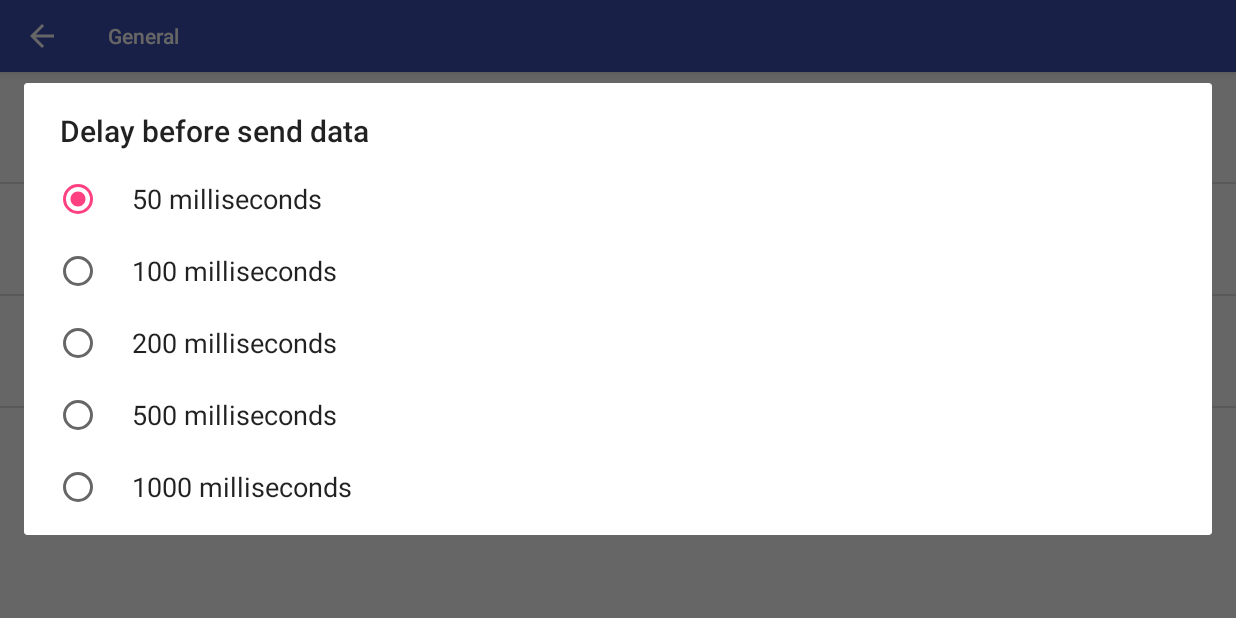
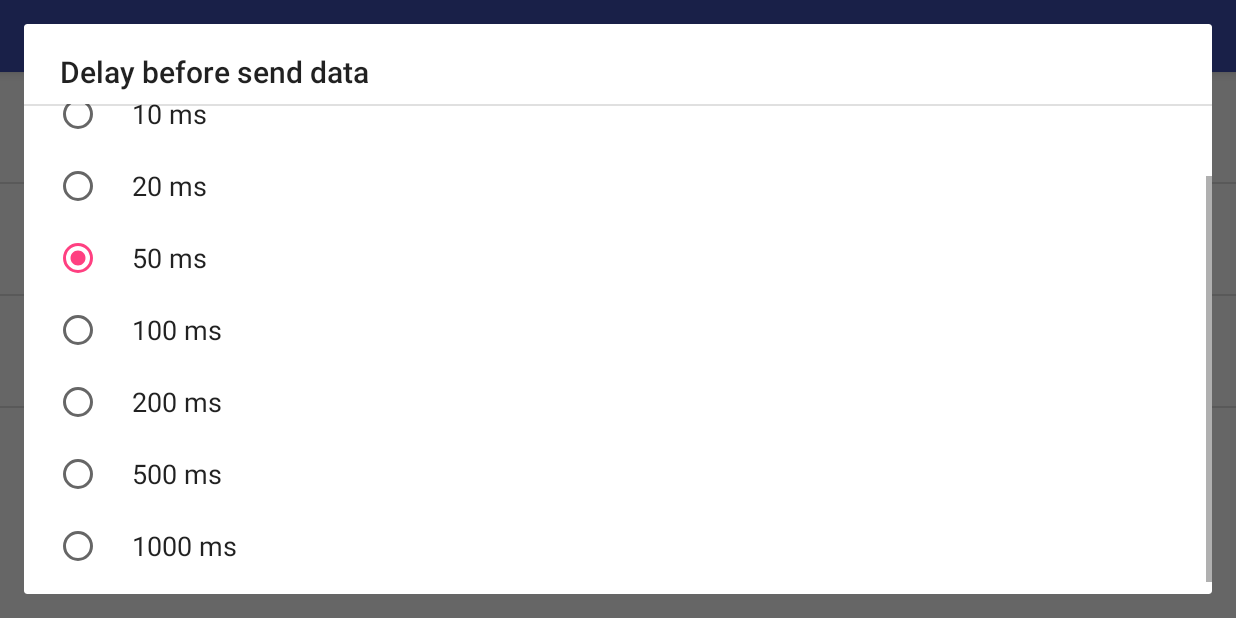
Before and after one commit to anoochit/android-robot-bt-joypad, an Android app: the SettingsActivity screen opened directly, with no data from a screen before it, after a tap on "Delay before send data", on a phone screen of 824 x 412 dp (held sideways). Run offline under Robolectric (Android 15) with nearby library versions, the phone set to English and light mode, and no system bars; 3 other taps on this screen came first.

```diff
--- a/app/src/main/java/net/redlinesoft/androidrobotbtjoypad/MainActivity.java
+++ b/app/src/main/java/net/redlinesoft/androidrobotbtjoypad/MainActivity.java
@@ -149,7 +149,7 @@ public class MainActivity extends AppCompatActivity {
 
     public void sendBluetoothData(final String data) {
 
-        final int delay = Integer.parseInt(prefs.getString("pref_delay_list", "50"));
+        final int delay = Integer.parseInt(prefs.getString("pref_delay_list", "0"));
 
         final Handler handler = new Handler();
 
@@ -222,7 +222,7 @@ public class MainActivity extends AppCompatActivity {
                     SharedPreferences.Editor editor = prefs.edit();
                     editor.putBoolean("pref_debug_switch",false);
                     editor.putBoolean("pref_vibrate_switch",true);
-                    editor.putString("pref_delay_list","50");
+                    editor.putString("pref_delay_list","0");
                     editor.putString("pref_pos_up",reader.getString("up"));
                     editor.putString("pref_pos_down",reader.getString("dw"));
                     editor.putString("pref_pos_left",reader.getString("lf"));
--- a/app/src/main/res/values/strings.xml
+++ b/app/src/main/res/values/strings.xml
@@ -7,14 +7,20 @@
     <!-- Example General settings -->
     <string name="pref_header_general">General</string>
     <string name="pref_title_delay">Delay before send data</string>
-    <string-array name="pref_tite_delay">
-        <item>50 milliseconds</item>
-        <item>100 milliseconds</item>
-        <item>200 milliseconds</item>
-        <item>500 milliseconds</item>
-        <item>1000 milliseconds</item>
+    <string-array name="pref_title_delay">
+        <item>None</item>
+        <item>10 ms</item>
+        <item>20 ms</item>
+        <item>50 ms</item>
+        <item>100 ms</item>
+        <item>200 ms</item>
+        <item>500 ms</item>
+        <item>1000 ms</item>
     </string-array>
     <string-array name="pref_delay_list_values">
+        <item>0</item>
+        <item>10</item>
+        <item>20</item>
         <item>50</item>
         <item>100</item>
         <item>200</item>
--- a/app/src/main/res/xml/pref_general.xml
+++ b/app/src/main/res/xml/pref_general.xml
@@ -14,7 +14,7 @@
 
     <ListPreference
         android:defaultValue="50"
-        android:entries="@array/pref_tite_delay"
+        android:entries="@array/pref_title_delay"
         android:entryValues="@array/pref_delay_list_values"
         android:key="pref_delay_list"
         android:negativeButtonText="@null"
```
